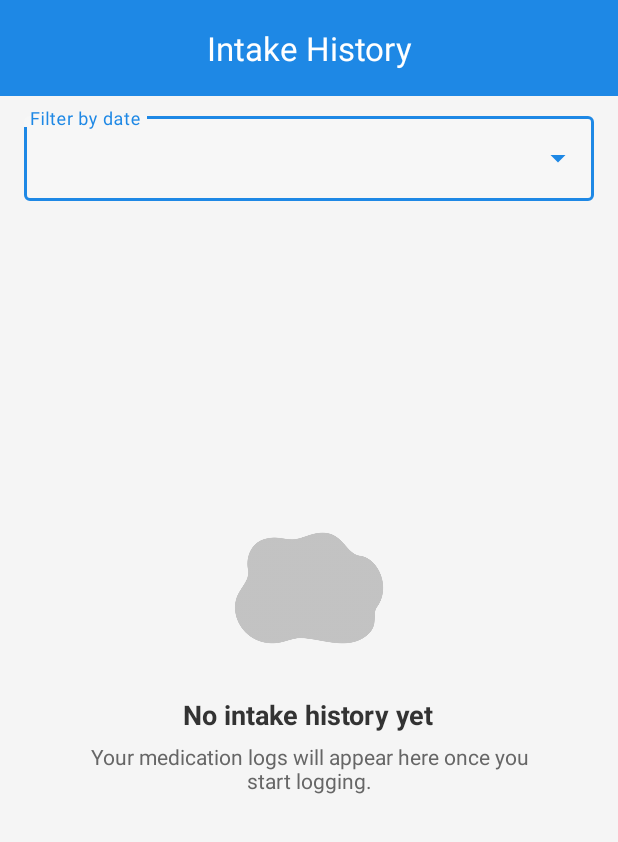
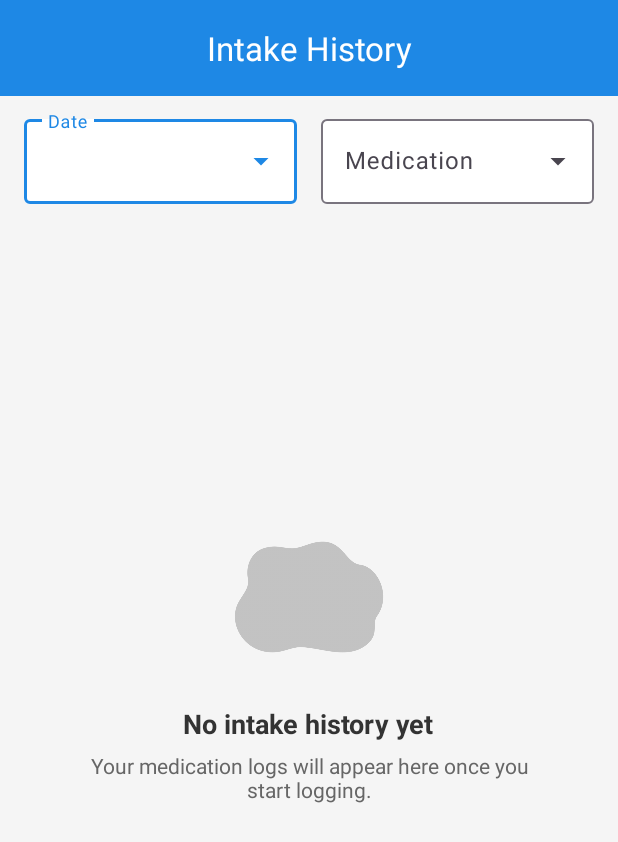
Before and after one commit to di-wee/MediMind, an Android app: the fragment IntakeHistoryFragment shown on its own in the app's theme, on a phone screen of 412 x 824 dp. Shown: the top 842 px of the screen. Run offline under Robolectric (Android 15) with nearby library versions, the phone set to English and light mode, and no system bars.

Commit message:
Update Intake History Fragment 3

```diff
--- a/android/app/src/main/res/layout/fragment_intake_history.xml
+++ b/android/app/src/main/res/layout/fragment_intake_history.xml
@@ -9,7 +9,7 @@
     android:fitsSystemWindows="true"
     android:background="#F5F5F5">
 
-    <!-- Top App Bar -->
+    <!-- Top App Bar (same style as Profile) -->
     <com.google.android.material.appbar.MaterialToolbar
         android:id="@+id/topAppBar"
         android:layout_width="match_parent"
@@ -20,28 +20,56 @@
         app:titleTextColor="@android:color/white"
         app:contentInsetStartWithNavigation="0dp" />
 
-    <!-- Date filter (Material exposed dropdown) -->
-    <com.google.android.material.textfield.TextInputLayout
-        style="@style/Widget.Material3.TextInputLayout.OutlinedBox.ExposedDropdownMenu"
-        android:id="@+id/dateFilterLayout"
+    <!-- Filters row (below the app bar) -->
+    <LinearLayout
+        android:id="@+id/filtersBar"
         android:layout_width="match_parent"
         android:layout_height="wrap_content"
-        android:layout_marginStart="16dp"
-        android:layout_marginEnd="16dp"
-        android:layout_marginTop="8dp"
-        android:hint="Filter by date"
-        app:endIconMode="dropdown_menu">
+        android:orientation="horizontal"
+        android:paddingStart="16dp"
+        android:paddingEnd="16dp"
+        android:paddingTop="10dp"
+        android:paddingBottom="10dp"
+        android:background="@android:color/transparent">
 
-        <com.google.android.material.textfield.MaterialAutoCompleteTextView
-            android:id="@+id/dateFilterDropdown"
-            android:layout_width="match_parent"
+        <!-- Date filter -->
+        <com.google.android.material.textfield.TextInputLayout
+            android:layout_width="0dp"
             android:layout_height="wrap_content"
-            android:inputType="none"
-            android:paddingStart="4dp"
-            android:paddingEnd="4dp"/>
-    </com.google.android.material.textfield.TextInputLayout>
+            android:layout_weight="1"
+            android:layout_marginEnd="8dp"
+            style="@style/Widget.Material3.TextInputLayout.OutlinedBox.ExposedDropdownMenu"
+            android:hint="Date"
+            app:endIconMode="dropdown_menu"
+            app:boxBackgroundColor="@android:color/white">
 
-    <!-- Content container -->
+            <com.google.android.material.textfield.MaterialAutoCompleteTextView
+                android:id="@+id/dateFilterDropdown"
+                android:layout_width="match_parent"
+                android:layout_height="wrap_content"
+                android:inputType="none" />
+        </com.google.android.material.textfield.TextInputLayout>
+
+        <!-- Medication filter -->
+        <com.google.android.material.textfield.TextInputLayout
+            android:layout_width="0dp"
+            android:layout_height="wrap_content"
+            android:layout_weight="1"
+            android:layout_marginStart="8dp"
+            style="@style/Widget.Material3.TextInputLayout.OutlinedBox.ExposedDropdownMenu"
+            android:hint="Medication"
+            app:endIconMode="dropdown_menu"
+            app:boxBackgroundColor="@android:color/white">
+
+            <com.google.android.material.textfield.MaterialAutoCompleteTextView
+                android:id="@+id/medFilterDropdown"
+                android:layout_width="match_parent"
+                android:layout_height="wrap_content"
+                android:inputType="none" />
+        </com.google.android.material.textfield.TextInputLayout>
+    </LinearLayout>
+
+    <!-- Content -->
     <FrameLayout
         android:layout_width="match_parent"
         android:layout_height="0dp"
@@ -49,7 +77,6 @@
         android:clipToPadding="false"
         android:paddingBottom="96dp">
 
-        <!-- History list -->
         <androidx.recyclerview.widget.RecyclerView
             android:id="@+id/intakeHistoryRecyclerView"
             android:layout_width="match_parent"
@@ -58,10 +85,8 @@
             android:paddingEnd="16dp"
             android:paddingTop="8dp"
             android:paddingBottom="8dp"
-            android:clipToPadding="false"
-            tools:listitem="@layout/item_intake_group" />
+            android:clipToPadding="false" />
 
-        <!-- Empty state -->
         <LinearLayout
             android:id="@+id/emptyState"
             android:layout_width="match_parent"
@@ -100,7 +125,6 @@
                 android:paddingEnd="24dp" />
         </LinearLayout>
 
-        <!-- Progress indicator -->
         <ProgressBar
             android:id="@+id/progressBar"
             style="?android:attr/progressBarStyleLarge"
```
Also changed, not shown: android/app/src/main/java/com/example/medimind/IntakeHistoryFragment.kt (+110 -126 lines).
